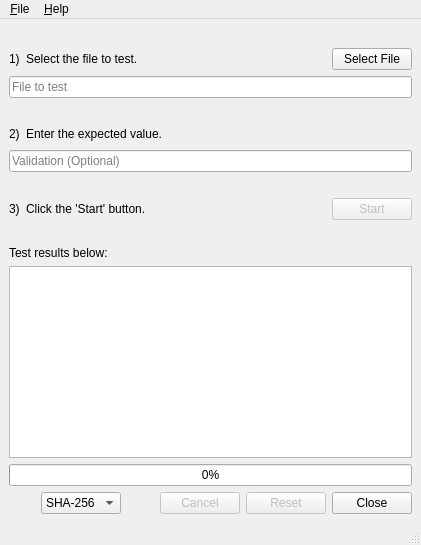
Before: the Qt Designer form ez_gui.ui in SteveDaulton/EZ-Checksum, drawn with Qt 5.
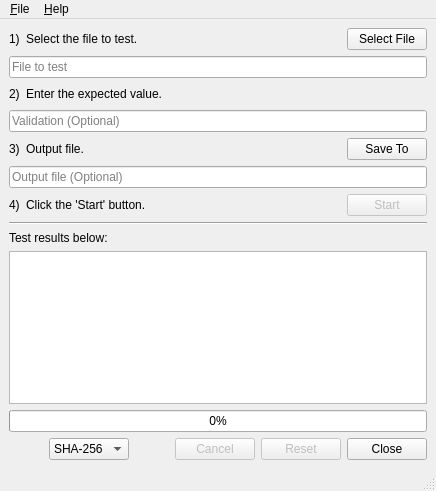
After: the same form once the commit is applied.

Commit message: Add Save button and fix some Qt6 enums.

What changed in the file:
```diff
--- a/ez_gui.ui
+++ b/ez_gui.ui
@@ -7,8 +7,8 @@
    <rect>
     <x>0</x>
     <y>0</y>
-    <width>421</width>
-    <height>545</height>
+    <width>436</width>
+    <height>491</height>
    </rect>
   </property>
   <property name="windowTitle">
@@ -17,23 +17,7 @@
   <widget class="QWidget" name="centralwidget">
    <layout class="QVBoxLayout" name="verticalLayout">
     <item>
-     <spacer name="verticalSpacer_4">
-      <property name="orientation">
-       <enum>Qt::Vertical</enum>
-      </property>
-      <property name="sizeType">
-       <enum>QSizePolicy::Minimum</enum>
-      </property>
-      <property name="sizeHint" stdset="0">
-       <size>
-        <width>400</width>
-        <height>20</height>
-       </size>
-      </property>
-     </spacer>
-    </item>
-    <item>
-     <layout class="QVBoxLayout" name="verticalLayout_1">
+     <layout class="QVBoxLayout" name="verticalLayout_input">
       <item>
        <layout class="QHBoxLayout" name="horizontalLayout_1">
         <item>
@@ -97,23 +81,7 @@
      </layout>
     </item>
     <item>
-     <spacer name="verticalSpacer_1">
-      <property name="orientation">
-       <enum>Qt::Vertical</enum>
-      </property>
-      <property name="sizeType">
-       <enum>QSizePolicy::Minimum</enum>
-      </property>
-      <property name="sizeHint" stdset="0">
-       <size>
-        <width>400</width>
-        <height>20</height>
-       </size>
-      </property>
-     </spacer>
-    </item>
-    <item>
-     <layout class="QVBoxLayout" name="verticalLayout_2">
+     <layout class="QVBoxLayout" name="verticalLayout_validate">
       <item>
        <layout class="QHBoxLayout" name="horizontalLayout_2">
         <item>
@@ -174,27 +142,70 @@
      </layout>
     </item>
     <item>
-     <spacer name="verticalSpacer_2">
-      <property name="orientation">
-       <enum>Qt::Vertical</enum>
-      </property>
-      <property name="sizeType">
-       <enum>QSizePolicy::Minimum</enum>
-      </property>
-      <property name="sizeHint" stdset="0">
-       <size>
-        <width>400</width>
-        <height>20</height>
-       </size>
-      </property>
-     </spacer>
+     <layout class="QVBoxLayout" name="verticalLayout_output">
+      <item>
+       <layout class="QHBoxLayout" name="horizontalLayout">
+        <item>
+         <widget class="QLabel" name="label_7">
+          <property name="text">
+           <string>3)</string>
+          </property>
+         </widget>
+        </item>
+        <item>
+         <widget class="QLabel" name="label_8">
+          <property name="text">
+           <string>Output file.</string>
+          </property>
+         </widget>
+        </item>
+        <item>
+         <spacer name="horizontalSpacer">
+          <property name="orientation">
+           <enum>Qt::Horizontal</enum>
+          </property>
+          <property name="sizeHint" stdset="0">
+           <size>
+            <width>40</width>
+            <height>20</height>
+           </size>
+          </property>
+         </spacer>
+        </item>
+        <item>
+         <widget class="QPushButton" name="outputFileButton">
+          <property name="toolTip">
+           <string>Select output file</string>
+          </property>
+          <property name="text">
+           <string>Save To</string>
+          </property>
+         </widget>
+        </item>
+       </layout>
+      </item>
+      <item>
+       <widget class="QLineEdit" name="outputLineEdit">
+        <property name="toolTip">
+         <string>File that the result will be written to.
+(Right click or 'Ctrl + V' to paste)</string>
+        </property>
+        <property name="statusTip">
+         <string>No output file selected. Output will not be saved.</string>
+        </property>
+        <property name="placeholderText">
+         <string>Output file (Optional)</string>
+        </property>
+       </widget>
+      </item>
+     </layout>
     </item>
     <item>
      <layout class="QHBoxLayout" name="horizontalLayout_3">
       <item>
        <widget class="QLabel" name="label_5">
         <property name="text">
-         <string>3)</string>
+         <string>4)</string>
         </property>
         <property name="alignment">
          <set>Qt::AlignLeading|Qt::AlignLeft|Qt::AlignVCenter</set>
@@ -243,25 +254,16 @@
      </layout>
     </item>
     <item>
-     <spacer name="verticalSpacer_3">
+     <widget class="Line" name="line">
       <property name="orientation">
-       <enum>Qt::Vertical</enum>
+       <enum>Qt::Horizontal</enum>
       </property>
-      <property name="sizeType">
-       <enum>QSizePolicy::Minimum</enum>
-      </property>
-      <property name="sizeHint" stdset="0">
-       <size>
-        <width>400</width>
-        <height>20</height>
-       </size>
-      </property>
-     </spacer>
+     </widget>
     </item>
     <item>
      <layout class="QVBoxLayout" name="verticalLayout_3">
       <item>
-       <widget class="QLabel" name="label_7">
+       <widget class="QLabel" name="label_9">
         <property name="text">
          <string>Test results below:</string>
         </property>
@@ -431,7 +433,7 @@
     <rect>
      <x>0</x>
      <y>0</y>
-     <width>421</width>
+     <width>436</width>
      <height>19</height>
     </rect>
    </property>
```
Left out of the diff: 8 changed lines with no effect on the pictures. The commit also changes 3 other files.
